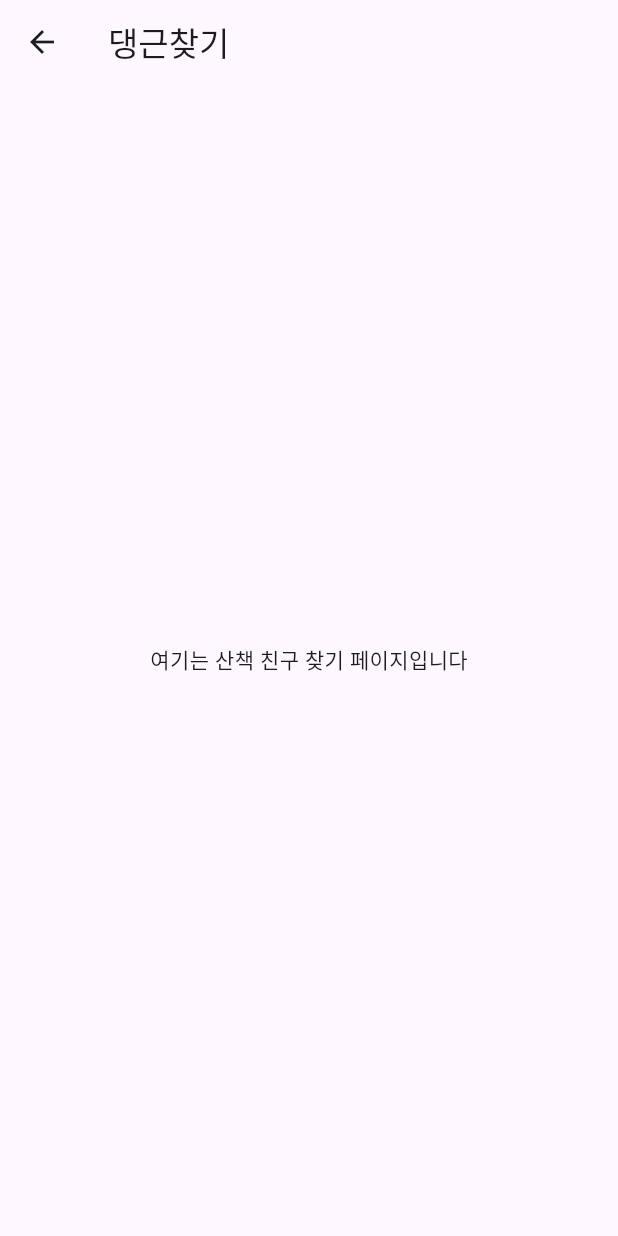
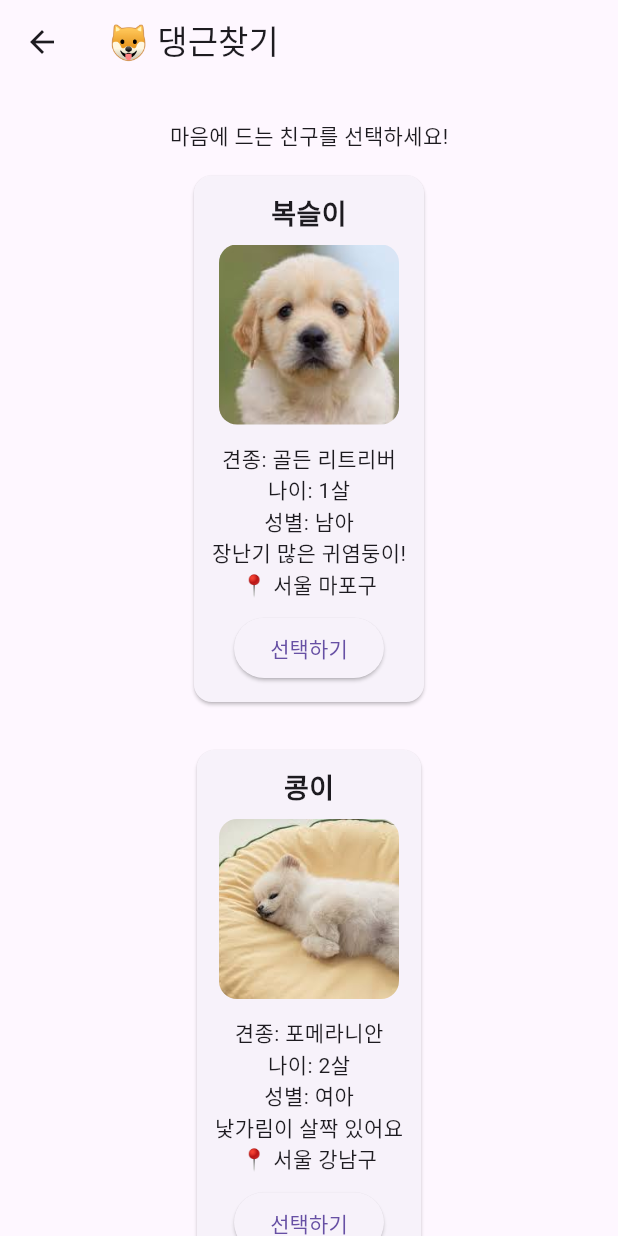
Before and after one commit to peryteil/dgproject, a Flutter app: the screen it shows after launch, after a tap on "댕근 찾기", on a phone screen of 412 x 824 dp. Run offline on Flutter 3.47's test engine with Material 3 defaults, Android fonts, the phone set to English and light mode, and no system bars; our stand-ins replace image_picker, shared_preferences; network calls fail.

Commit message:
박람회,댕근매칭 추가

```diff
--- /dev/null
+++ b/lib/find_friend.dart
@@ -0,0 +1,196 @@
+import 'package:flutter/material.dart';
+
+class FindFriendScreen extends StatefulWidget {
+  const FindFriendScreen({super.key});
+
+  @override
+  State<FindFriendScreen> createState() => _FindFriendScreenState();
+}
+
+class _FindFriendScreenState extends State<FindFriendScreen> {
+  List<Map<String, dynamic>> currentProfiles = [];
+  List<Map<String, dynamic>> matchedDogs = [];
+  bool loading = true;
+  bool showMatchedDogs = false;
+
+  @override
+  void initState() {
+    super.initState();
+    loadDummyData();
+  }
+
+  void loadDummyData() {
+    // 1초 뒤에 더미 데이터 세팅
+    Future.delayed(const Duration(seconds: 1), () {
+      setState(() {
+        currentProfiles = [
+          {
+            'id': '1',
+            'userName': '복슬이',
+            'image': 'assets/images/dog4.jpg',
+            'petBreed': '골든 리트리버',
+            'petAge': 1,
+            'petGender': '남아',
+            'petPersonality': '장난기 많은 귀염둥이!',
+            'location': '서울 마포구',
+          },
+          {
+            'id': '2',
+            'userName': '콩이',
+            'image': 'assets/images/dog5.jpg',
+            'petBreed': '포메라니안',
+            'petAge': 2,
+            'petGender': '여아',
+            'petPersonality': '낯가림이 살짝 있어요',
+            'location': '서울 강남구',
+          },
+        ];
+        matchedDogs = [
+          {
+            'id': '99',
+            'nickname': '두부',
+            'image': '',
+          },
+        ];
+        loading = false;
+      });
+    });
+  }
+
+  void handleMatch(String id) {
+    ScaffoldMessenger.of(context).showSnackBar(
+      SnackBar(content: Text('ID $id 선택됨 (더미 매칭 처리)')),
+    );
+  }
+
+  void handleChat(String dogId) {
+    ScaffoldMessenger.of(context).showSnackBar(
+      SnackBar(content: Text('ID $dogId 채팅 시작 (더미)')),
+    );
+  }
+
+  void handleDeleteMatch(String id) {
+    ScaffoldMessenger.of(context).showSnackBar(
+      SnackBar(content: Text('ID $id 매칭 거절 (더미)')),
+    );
+  }
+
+  Widget buildProfileCard(Map<String, dynamic> profile) {
+    return Card(
+      margin: const EdgeInsets.symmetric(vertical: 8),
+      child: Padding(
+        padding: const EdgeInsets.all(12),
+        child: Column(
+          children: [
+            Text(profile['userName'], style: const TextStyle(fontSize: 18, fontWeight: FontWeight.bold)),
+
+            const SizedBox(height: 8),
+            // ✅ 이미지: asset 사용
+            ClipRRect(
+              borderRadius: BorderRadius.circular(12),
+              child: Image.asset(
+                profile['image'], // 예: 복슬이.png
+                width: 120,
+                height: 120,
+                fit: BoxFit.cover,
+                errorBuilder: (_, __, ___) => const Icon(Icons.pets, size: 80),
+              ),
+            ),
+
+            const SizedBox(height: 12),
+            Text('견종: ${profile['petBreed']}'),
+            Text('나이: ${profile['petAge']}살'),
+            Text('성별: ${profile['petGender']}'),
+            Text(profile['petPersonality']),
+            Text('📍 ${profile['location']}'),
+            const SizedBox(height: 8),
+            ElevatedButton(
+              onPressed: () => handleMatch(profile['id']),
+              child: const Text('선택하기'),
+            ),
+          ],
+        ),
+      ),
+    );
+  }
+
+  Widget buildMatchedDogsModal() {
+    return AlertDialog(
+      title: Text('매칭된 댕댕이 (${matchedDogs.length})'),
+      content: SizedBox(
+        height: 300,
+        width: double.maxFinite,
+        child: ListView.builder(
+          itemCount: matchedDogs.length,
+          itemBuilder: (context, index) {
+            final dog = matchedDogs[index];
+            return ListTile(
+              leading: const Icon(Icons.pets),
+              title: Text(dog['nickname']),
+              trailing: Wrap(
+                spacing: 8,
+                children: [
+                  ElevatedButton(
+                    onPressed: () => handleChat(dog['id']),
+                    child: const Text('채팅'),
+                  ),
+                  ElevatedButton(
+                    onPressed: () => handleDeleteMatch(dog['id']),
+                    child: const Text('거절'),
+                  ),
+                ],
+              ),
+            );
+          },
+        ),
+      ),
+      actions: [
+        TextButton(
+          onPressed: () => setState(() => showMatchedDogs = false),
+          child: const Text('닫기'),
+        ),
+      ],
+    );
+  }
+
+  @override
+  Widget build(BuildContext context) {
+    return Scaffold(
+      appBar: AppBar(title: const Text('🐶 댕근찾기')),
+      body: loading
+          ? const Center(child: CircularProgressIndicator())
+          : SingleChildScrollView( // ✅ 스크롤 가능하도록 변경
+        padding: const EdgeInsets.all(16),
+        child: Column(
+          children: [
+            const Padding(
+              padding: EdgeInsets.symmetric(vertical: 8.0),
+              child: Text('마음에 드는 친구를 선택하세요!'),
+            ),
+
+            // ✅ 여기! 두 프로필을 Row → Column으로 변경
+            buildProfileCard(currentProfiles[0]),
+            const SizedBox(height: 16),
+            buildProfileCard(currentProfiles[1]),
+
+            const SizedBox(height: 24),
+            Row(
+              mainAxisAlignment: MainAxisAlignment.center,
+              children: [
+                TextButton(
+                  onPressed: loadDummyData,
+                  child: const Text('둘 다 선택 안함'),
+                ),
+                TextButton(
+                  onPressed: () => setState(() => showMatchedDogs = true),
+                  child: Text('↩ 매칭된 댕댕이 (${matchedDogs.length})'),
+                ),
+              ],
+            ),
+            if (showMatchedDogs) buildMatchedDogsModal(),
+          ],
+        ),
+      ),
+    );
+  }
+}
--- a/lib/main.dart
+++ b/lib/main.dart
@@ -7,6 +7,8 @@ import 'community_page.dart';
 import 'community_write_page.dart';
 import 'community_detail_page.dart';
 import 'community_edit_page.dart';
+import 'find_friend.dart';
+import 'exhibition_page.dart';
 
 
 void main() {
@@ -71,13 +73,13 @@ class MyApp extends StatelessWidget {
         '/login': (context) => const LoginPage(), // ✅ 로그인 라우트 추가
         '/': (context) => const HomePage(),
         '/register': (context) => const RegisterPage(),
-        '/find-friend': (context) => const FindFriendPage(),
-        '/exhibition': (context) => const ExhibitionPage(),
+        '/exhibition': (context) => const ExhibitionScreen(),
         '/community': (context) => const CommunityPage(),
         '/community/write': (context) => const CommunityWritePage(),
         '/community/detail': (context) => const CommunityDetailPage(),
         '/community/edit': (context) => const CommunityEditPage(),
         '/market': (context) => MarketPage(),
+        '/find': (context) => const FindFriendScreen(),
       },
     );
   }
@@ -281,7 +283,7 @@ class _HomePageState extends State<HomePage> {
               mainAxisSpacing: 16,
               crossAxisSpacing: 16,
               children: [
-                featureCard('🦴', '댕근 찾기', '산책 약속과 할 일 관리', '/find-friend'),
+                featureCard('🦴', '댕근 찾기', '산책 약속과 할 일 관리', '/find'),
                 featureCard('🎪', '박람회 정보', '예정된 박람회 정보', '/exhibition'),
                 featureCard('💬', '커뮤니티', '견주들과 소통', '/community'),
                 featureCard('🛒', '댕근마켓', '반려용품 거래', '/market'),
@@ -293,32 +295,6 @@ class _HomePageState extends State<HomePage> {
     );
   }
 }
-
-
-class FindFriendPage extends StatelessWidget {
-  const FindFriendPage({super.key});
-
-  @override
-  Widget build(BuildContext context) {
-    return Scaffold(
-      appBar: AppBar(title: const Text('댕근찾기')),
-      body: const Center(child: Text('여기는 산책 친구 찾기 페이지입니다')),
-    );
-  }
-}
-
-class ExhibitionPage extends StatelessWidget {
-  const ExhibitionPage({super.key});
-
-  @override
-  Widget build(BuildContext context) {
-    return Scaffold(
-      appBar: AppBar(title: const Text('박람회 정보')),
-      body: const Center(child: Text('여기는 박람회 정보 페이지입니다')),
-    );
-  }
-}
-
 
 class SplashPage extends StatefulWidget {
   const SplashPage({super.key});
--- a/pubspec.yaml
+++ b/pubspec.yaml
@@ -51,6 +51,7 @@ flutter:
   uses-material-design: true
   assets:
     - images/
+    - assets/images/
     - assets/images/dog1.jpg
     - assets/images/dog2.jpg
     - assets/images/dog3.jpg
```
Also changed, not shown: lib/exhibition_page.dart (added, +175 -0 lines), assets/images/dog4.jpg (added), assets/images/dog5.jpg (added).
